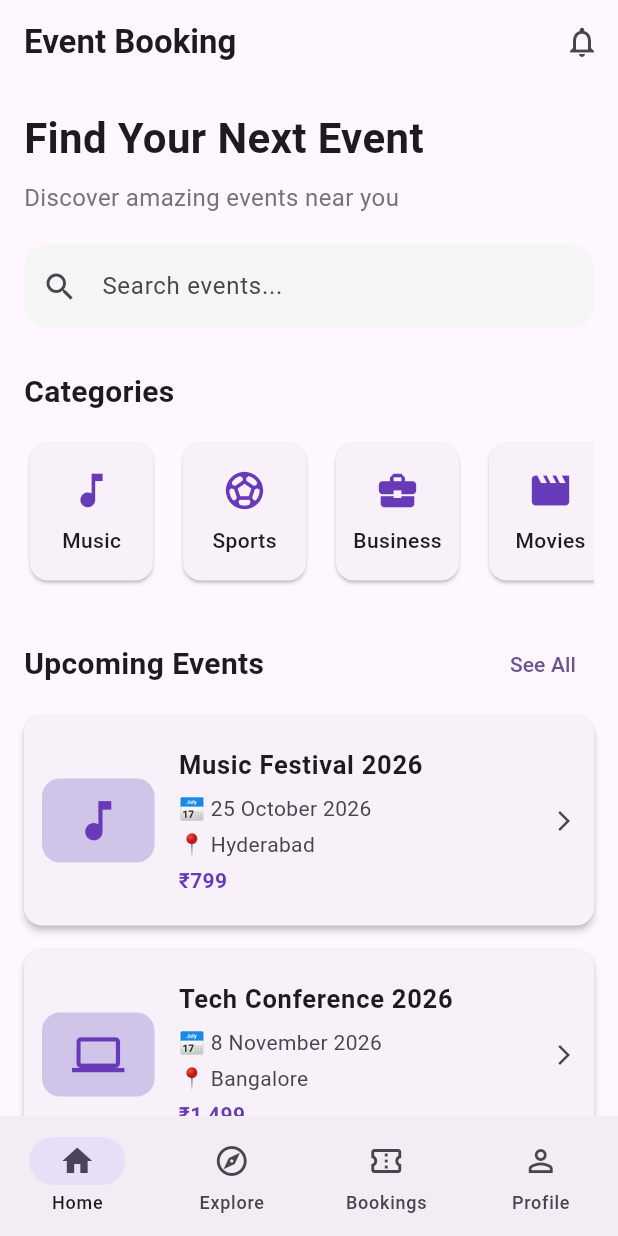
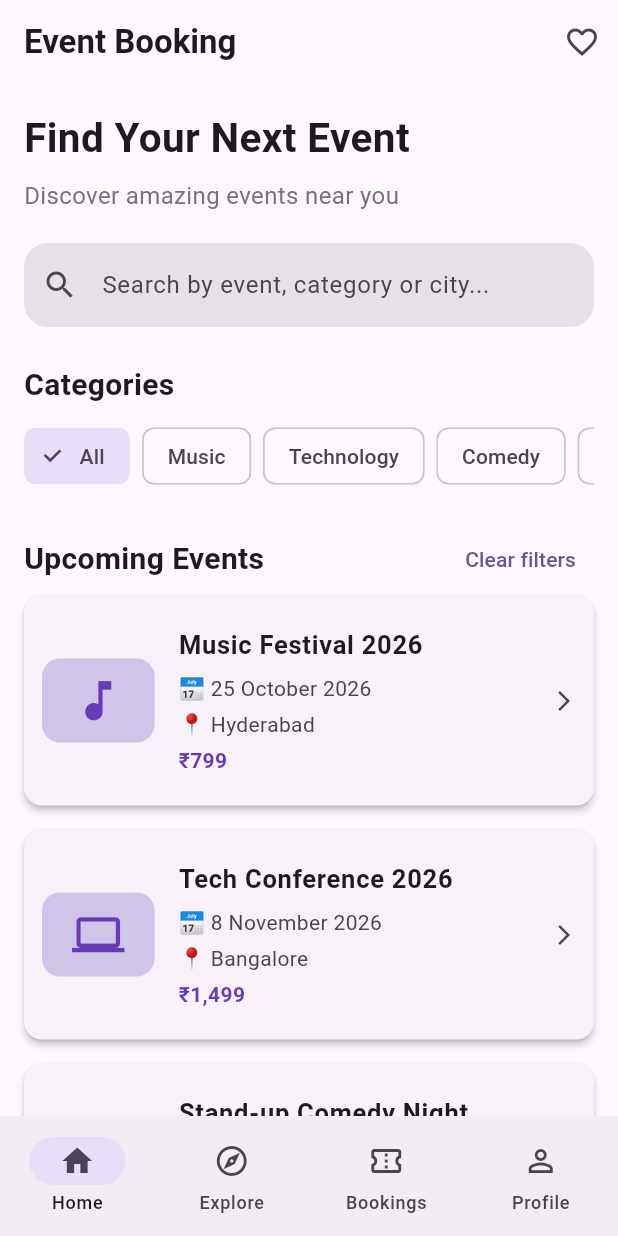
Before and after one commit to inishkalsagar-ai/Flutter-Project-Event-Booking-App-, a Flutter app: the screen it shows after launch, on a phone screen of 412 x 824 dp. Run offline on Flutter 3.47's test engine with Material 3 defaults, Android fonts, the phone set to English and light mode, and no system bars; our stand-ins replace shared_preferences.

Commit message:
Implement event search category filters and navigation

```diff
--- a/lib/screens/home_screen.dart
+++ b/lib/screens/home_screen.dart
@@ -1,213 +1,147 @@
 import 'package:flutter/material.dart';
 import '../data/event_data.dart';
+import '../models/event.dart';
 import '../widgets/event_card.dart';
+import '../widgets/favorite_button.dart';
+import 'bookings_screen.dart';
+import 'favorites_screen.dart';
+import 'profile_screen.dart';
+import 'event_status_screen.dart';
 
-class HomeScreen extends StatelessWidget {
+class HomeScreen extends StatefulWidget {
   const HomeScreen({super.key});
 
   @override
+  State<HomeScreen> createState() => _HomeScreenState();
+}
+
+class _HomeScreenState extends State<HomeScreen> {
+  int _selectedIndex = 0;
+  String _searchText = '';
+  String _selectedCategory = 'All';
+
+  final List<String> _categories = [
+    'All', 'Music', 'Technology', 'Comedy', 'Sports', 'Arts',
+  ];
+
+  List<Event> get _filteredEvents {
+    return events.where((event) {
+      final matchesSearch = event.title.toLowerCase().contains(_searchText) ||
+          event.location.toLowerCase().contains(_searchText) ||
+          event.category.toLowerCase().contains(_searchText);
+      final matchesCategory = _selectedCategory == 'All' ||
+          event.category.toLowerCase() == _selectedCategory.toLowerCase();
+      return matchesSearch && matchesCategory;
+    }).toList();
+  }
+
+  @override
   Widget build(BuildContext context) {
+    final pages = [
+      _buildEventPage(),
+      _buildEventPage(showExploreTitle: true),
+      const BookingsScreen(),
+      const ProfileScreen(),
+    ];
+
+    return Scaffold(
+      body: SafeArea(child: pages[_selectedIndex]),
+      bottomNavigationBar: NavigationBar(
+        selectedIndex: _selectedIndex,
+        onDestinationSelected: (index) => setState(() => _selectedIndex = index),
+        destinations: const [
+          NavigationDestination(icon: Icon(Icons.home_outlined), selectedIcon: Icon(Icons.home), label: 'Home'),
+          NavigationDestination(icon: Icon(Icons.explore_outlined), selectedIcon: Icon(Icons.explore), label: 'Explore'),
+          NavigationDestination(icon: Icon(Icons.confirmation_number_outlined), selectedIcon: Icon(Icons.confirmation_number), label: 'Bookings'),
+          NavigationDestination(icon: Icon(Icons.person_outline), selectedIcon: Icon(Icons.person), label: 'Profile'),
+        ],
+      ),
+    );
+  }
+
+  Widget _buildEventPage({bool showExploreTitle = false}) {
+    final filtered = _filteredEvents;
     return Scaffold(
       appBar: AppBar(
-        title: const Text(
-          'Event Booking',
-          style: TextStyle(
-            fontWeight: FontWeight.bold,
-          ),
-        ),
+        title: Text(showExploreTitle ? 'Explore Events' : 'Event Booking',
+            style: const TextStyle(fontWeight: FontWeight.bold)),
         actions: [
           IconButton(
-            onPressed: () {},
-            icon: const Icon(
-              Icons.notifications_outlined,
-            ),
+            tooltip: 'Favourite events',
+            onPressed: () => Navigator.push(context,
+                MaterialPageRoute(builder: (_) => const FavoritesScreen())),
+            icon: const Icon(Icons.favorite_border),
           ),
         ],
       ),
-
-      body: SingleChildScrollView(
+      body: ListView(
         padding: const EdgeInsets.all(16),
-        child: Column(
-          crossAxisAlignment: CrossAxisAlignment.start,
         children: [
-
-            const Text(
-              'Find Your Next Event',
-              style: TextStyle(
-                fontSize: 28,
-                fontWeight: FontWeight.bold,
+          Text(
+            showExploreTitle ? 'Explore what you love' : 'Find Your Next Event',
+            style: const TextStyle(fontSize: 27, fontWeight: FontWeight.bold),
+          ),
+          const SizedBox(height: 8),
+          Text('Discover amazing events near you',
+              style: TextStyle(fontSize: 16, color: Colors.grey.shade600)),
+          const SizedBox(height: 20),
+          TextField(
+            onChanged: (value) => setState(() => _searchText = value.trim().toLowerCase()),
+            decoration: InputDecoration(
+              hintText: 'Search by event, category or city...',
+              prefixIcon: const Icon(Icons.search),
+              suffixIcon: _searchText.isEmpty
+                  ? null
+                  : IconButton(
+                      onPressed: () => setState(() => _searchText = ''),
+                      icon: const Icon(Icons.clear),
+                    ),
+              filled: true,
+              border: OutlineInputBorder(borderRadius: BorderRadius.circular(16),
+                  borderSide: BorderSide.none),
             ),
           ),
-
-            const SizedBox(height: 8),
-
-            Text(
-              'Discover amazing events near you',
-              style: TextStyle(
-                fontSize: 16,
-                color: Colors.grey.shade600,
+          const SizedBox(height: 24),
+          const Text('Categories', style: TextStyle(fontSize: 20, fontWeight: FontWeight.bold)),
+          const SizedBox(height: 12),
+          SizedBox(
+            height: 42,
+            child: ListView(
+              scrollDirection: Axis.horizontal,
+              children: _categories.map((category) => Padding(
+                padding: const EdgeInsets.only(right: 8),
+                child: ChoiceChip(
+                  label: Text(category),
+                  selected: _selectedCategory == category,
+                  onSelected: (_) => setState(() => _selectedCategory = category),
+                ),
+              )).toList(),
             ),
           ),
-
-            const SizedBox(height: 20),
-
-            // Search bar
-            TextField(
-              decoration: InputDecoration(
-                hintText: 'Search events...',
-                prefixIcon: const Icon(Icons.search),
-                filled: true,
-                fillColor: Colors.grey.shade100,
-                border: OutlineInputBorder(
-                  borderRadius: BorderRadius.circular(16),
-                  borderSide: BorderSide.none,
-                ),
-              ),
-            ),
-
-            const SizedBox(height: 28),
-
-            const Text(
-              'Categories',
-              style: TextStyle(
-                fontSize: 20,
-                fontWeight: FontWeight.bold,
-              ),
-            ),
-
-            const SizedBox(height: 15),
-
-            SizedBox(
-              height: 100,
-              child: ListView(
-                scrollDirection: Axis.horizontal,
-                children: const [
-                  CategoryItem(
-                    icon: Icons.music_note,
-                    title: 'Music',
-                  ),
-                  CategoryItem(
-                    icon: Icons.sports_soccer,
-                    title: 'Sports',
-                  ),
-                  CategoryItem(
-                    icon: Icons.business_center,
-                    title: 'Business',
-                  ),
-                  CategoryItem(
-                    icon: Icons.movie,
-                    title: 'Movies',
-                  ),
-                  CategoryItem(
-                    icon: Icons.palette,
-                    title: 'Arts',
+          const SizedBox(height: 24),
+          Row(
+            mainAxisAlignment: MainAxisAlignment.spaceBetween,
+            children: [
+              Text(showExploreTitle ? 'All Events' : 'Upcoming Events',
+                  style: const TextStyle(fontSize: 20, fontWeight: FontWeight.bold)),
+              TextButton(
+                onPressed: () => setState(() {
+                  _selectedCategory = 'All';
+                  _searchText = '';
+                }),
+                child: const Text('Clear filters'),
               ),
             ],
           ),
-            ),
-
-            const SizedBox(height: 28),
-
-            Row(
-              mainAxisAlignment: MainAxisAlignment.spaceBetween,
-              children: [
-                const Text(
-                  'Upcoming Events',
-                  style: TextStyle(
-                    fontSize: 20,
-                    fontWeight: FontWeight.bold,
-                  ),
-                ),
-
-                TextButton(
-                  onPressed: () {},
-                  child: const Text('See All'),
-                ),
-              ],
-            ),
-
-            const SizedBox(height: 10),
-
-            // Event cards
-            ...events.map(
-              (event) => EventCard(
-                event: event,
-              ),
-            ),
-          ],
-        ),
-      ),
-
-      bottomNavigationBar: NavigationBar(
-        selectedIndex: 0,
-        destinations: const [
-          NavigationDestination(
-            icon: Icon(Icons.home_outlined),
-            selectedIcon: Icon(Icons.home),
-            label: 'Home',
-          ),
-          NavigationDestination(
-            icon: Icon(Icons.explore_outlined),
-            selectedIcon: Icon(Icons.explore),
-            label: 'Explore',
-          ),
-          NavigationDestination(
-            icon: Icon(
-              Icons.confirmation_number_outlined,
-            ),
-            selectedIcon: Icon(
-              Icons.confirmation_number,
-            ),
-            label: 'Bookings',
-          ),
-          NavigationDestination(
-            icon: Icon(Icons.person_outline),
-            selectedIcon: Icon(Icons.person),
-            label: 'Profile',
-          ),
+          if (filtered.isEmpty)
+            const SizedBox(height: 180, child: EventStatus(
+              icon: Icons.search_off, title: 'No events found',
+              message: 'Try another search or choose a different category.',
+            ))
+          else
+            ...filtered.map((event) => EventCard(event: event)),
         ],
       ),
     );
   }
 }
-
-class CategoryItem extends StatelessWidget {
-  final IconData icon;
-  final String title;
-
-  const CategoryItem({
-    super.key,
-    required this.icon,
-    required this.title,
-  });
-
-  @override
-  Widget build(BuildContext context) {
-    return Container(
-      width: 90,
-      margin: const EdgeInsets.only(right: 12),
-      child: Card(
-        elevation: 1,
-        child: Column(
-          mainAxisAlignment: MainAxisAlignment.center,
-          children: [
-            Icon(
-              icon,
-              size: 30,
-              color: Colors.deepPurple,
-            ),
-
-            const SizedBox(height: 8),
-
-            Text(
-              title,
-              style: const TextStyle(
-                fontWeight: FontWeight.w500,
-              ),
-            ),
-          ],
-        ),
-      ),
-    );
-  }
-}
```
Lines whose indentation alone changed are shown as unchanged.
